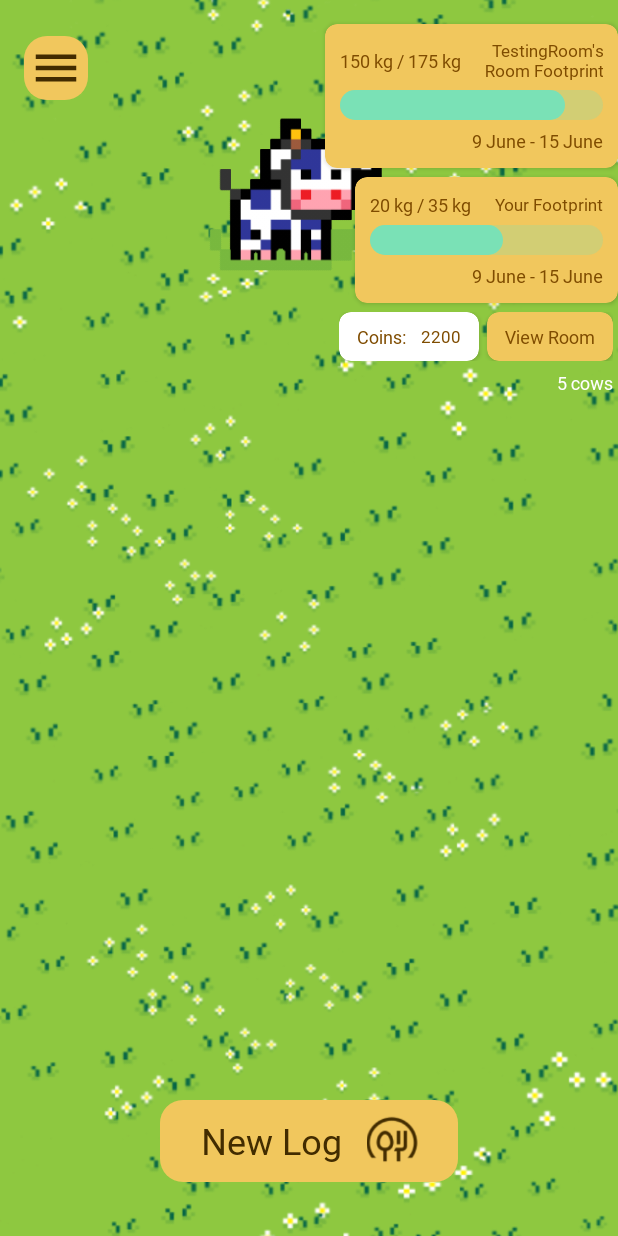
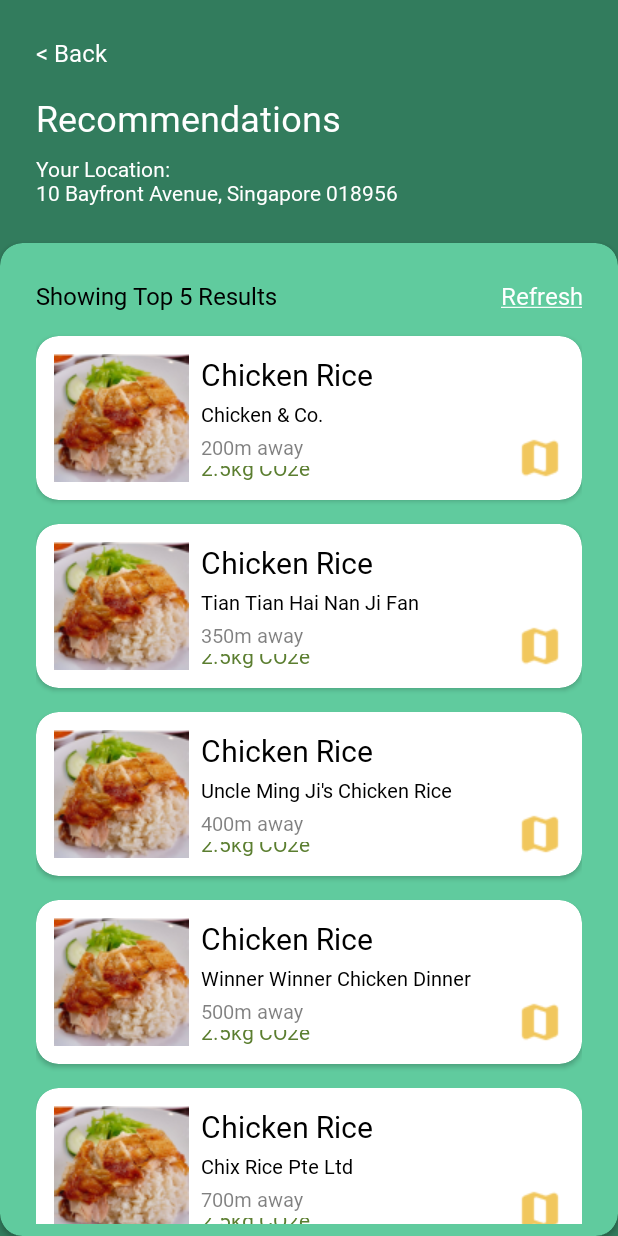
Before and after one commit to rappleit/MooMooLegends, an Android app: the screen it shows after launch (HomeActivity before the commit, ExploreActivity after it), on a phone screen of 412 x 824 dp. Run offline under Robolectric (Android 15) with nearby library versions, the light colour scheme and no system bars.

Commit message:
feat: skeleton explore activity

```diff
--- a/app/build.gradle.kts
+++ b/app/build.gradle.kts
@@ -35,6 +35,7 @@ dependencies {
     implementation("androidx.appcompat:appcompat:1.7.0")
     implementation("androidx.constraintlayout:constraintlayout:2.1.4")
     implementation("androidx.cardview:cardview:1.0.0")
+    implementation("androidx.recyclerview:recyclerview-selection:1.1.0")
     implementation("com.google.android.material:material:1.12.0")
     testImplementation("junit:junit:4.13.2")
     androidTestImplementation("androidx.test.ext:junit:1.1.5")
--- /dev/null
+++ b/app/src/main/java/com/csd/moomoolegends/explore/ExploreActivity.java
@@ -0,0 +1,49 @@
+package com.csd.moomoolegends.explore;
+
+import androidx.appcompat.app.AppCompatActivity;
+import androidx.recyclerview.widget.LinearLayoutManager;
+import androidx.recyclerview.widget.RecyclerView;
+
+import android.annotation.SuppressLint;
+import android.content.Intent;
+import android.os.Bundle;
+import android.widget.TextView;
+
+import com.csd.moomoolegends.R;
+import com.csd.moomoolegends.home.HomeActivity;
+
+public class ExploreActivity extends AppCompatActivity {
+
+    private final String[] dishes = { "Chicken Rice", "Chicken Rice", "Chicken Rice", "Chicken Rice", "Chicken Rice" };
+    private final String[] stalls = { "Chicken & Co.", "Tian Tian Hai Nan Ji Fan", "Uncle Ming Ji's Chicken Rice", "Winner Winner Chicken Dinner", "Chix Rice Pte Ltd" };
+    private final int[] distances = { 200, 350, 400, 500, 700 };
+    private final double[] carbonFootprints = { 2.5, 2.5, 2.5, 2.5, 2.5 };
+    private final int[] photoDrawables = { R.drawable.chicken_rice, R.drawable.chicken_rice, R.drawable.chicken_rice, R.drawable.chicken_rice, R.drawable.chicken_rice };
+
+    // TODO replace with real data
+    private final String location = "10 Bayfront Avenue, Singapore 018956";
+
+    @SuppressLint({"SetTextI18n", "NotifyDataSetChanged"})
+    @Override
+    protected void onCreate(Bundle savedInstanceState) {
+        super.onCreate(savedInstanceState);
+        setContentView(R.layout.activity_explore);
+
+        // Handle recycler view
+        RecyclerView recyclerView = (RecyclerView) findViewById(R.id.recyclerView);
+        recyclerView.setLayoutManager(new LinearLayoutManager(getApplicationContext()));
+        ExploreCard adapter = new ExploreCard(dishes, stalls, distances, carbonFootprints, photoDrawables);
+        recyclerView.setAdapter(adapter);
+
+        // Handle text views
+        ((TextView) findViewById(R.id.textViewLocation)).setText(getString(R.string.location_label) + "\n" + location);
+        ((TextView) findViewById(R.id.textViewRefresh)).setOnClickListener(view -> {
+            // TODO handle location refresh and re-population
+            adapter.notifyDataSetChanged();
+        });
+        ((TextView) findViewById(R.id.textViewBack)).setOnClickListener(view -> {
+            Intent intent = new Intent(this, HomeActivity.class);
+            startActivity(intent);
+        });
+    }
+}
--- /dev/null
+++ b/app/src/main/java/com/csd/moomoolegends/explore/ExploreCard.java
@@ -0,0 +1,105 @@
+package com.csd.moomoolegends.explore;
+
+import androidx.annotation.NonNull;
+import androidx.recyclerview.widget.RecyclerView;
+
+import android.annotation.SuppressLint;
+import android.util.Log;
+import android.view.LayoutInflater;
+import android.view.View;
+import android.view.ViewGroup;
+import android.widget.ImageButton;
+import android.widget.ImageView;
+import android.widget.TextView;
+
+import com.csd.moomoolegends.R;
+
+public class ExploreCard extends RecyclerView.Adapter<ExploreCard.ViewHolder> {
+
+    private final String[] dishes;
+    private final String[] stalls;
+    private final int[] distances;
+    private final double[] carbonFootprints;
+    private final int[] photoDrawables;
+
+    private static final String LOG_TAG = "LOGCAT_ExploreCard";
+    private static final int EXPLORE_COUNT = 5;
+
+    public ExploreCard(
+            @NonNull String[] dishes,
+            @NonNull String[] stalls,
+            @NonNull int[] distances,
+            @NonNull double[] carbonFootprints,
+            @NonNull int[] photoDrawables
+    ) {
+        this.dishes = dishes;
+        this.stalls = stalls;
+        this.distances = distances;
+        this.carbonFootprints = carbonFootprints;
+        this.photoDrawables = photoDrawables;
+    }
+
+    @NonNull
+    @Override
+    public ExploreCard.ViewHolder onCreateViewHolder(@NonNull ViewGroup parent, int viewType) {
+        View view = LayoutInflater
+                .from(parent.getContext())
+                .inflate(R.layout.card_explore, parent, false);
+        return new ViewHolder(view);
+    }
+
+    @Override
+    public void onBindViewHolder(@NonNull ExploreCard.ViewHolder holder, int position) {
+        if (position < 0 || position >= this.getItemCount()) {
+            Log.e(LOG_TAG, "ViewHolder position specified as '" + position + "'");
+            return;
+        }
+        holder.bind(
+                this.dishes[position],
+                this.stalls[position],
+                this.distances[position],
+                this.carbonFootprints[position],
+                this.photoDrawables[position]
+        );
+    }
+
+    @Override
+    public int getItemCount() {
+        return EXPLORE_COUNT;
+    }
+
+    public static class ViewHolder extends RecyclerView.ViewHolder {
+
+        private final ImageView imageView;
+        private final ImageButton imageBtnMap;
+        private final TextView textViewName;
+        private final TextView textViewStall;
+        private final TextView textViewDistance;
+        private final TextView textViewCarbon;
+
+        public ViewHolder(View view) {
+            super(view);
+
+            this.imageView = (ImageView) view.findViewById(R.id.imageView);
+            this.imageBtnMap = (ImageButton) view.findViewById(R.id.imageBtnMap);
+            this.textViewName = (TextView) view.findViewById(R.id.textViewName);
+            this.textViewStall = (TextView) view.findViewById(R.id.textViewStall);
+            this.textViewDistance = (TextView) view.findViewById(R.id.textViewDistance);
+            this.textViewCarbon = (TextView) view.findViewById(R.id.textViewCarbon);
+        }
+
+        @SuppressLint("SetTextI18n")
+        public void bind(String dishName, String stall, int distance, double carbon, int imageDrawable) {
+            this.imageView.setImageResource(imageDrawable);
+            this.textViewName.setText(dishName);
+            this.textViewStall.setText(stall);
+            this.textViewDistance.setText(distance + "m away");
+            this.textViewCarbon.setText(carbon + "kg CO2e");
+
+            // Handle map click
+            imageBtnMap.setOnClickListener(view -> {
+                // TODO load google map dialog box
+            });
+        }
+    }
+}
--- a/app/src/main/java/com/csd/moomoolegends/home/HomeActivity.java
+++ b/app/src/main/java/com/csd/moomoolegends/home/HomeActivity.java
@@ -11,6 +11,7 @@ import android.animation.AnimatorSet;
 import android.animation.ObjectAnimator;
 import android.animation.ValueAnimator;
 import android.annotation.SuppressLint;
+import android.content.Intent;
 import android.content.res.Resources;
 import android.graphics.Rect;
 import android.os.Bundle;
@@ -24,6 +25,7 @@ import android.widget.LinearLayout;
 import android.widget.TextView;
 
 import com.csd.moomoolegends.R;
+import com.csd.moomoolegends.explore.ExploreActivity;
 import com.google.android.material.progressindicator.LinearProgressIndicator;
 
 import java.util.Random;
@@ -95,7 +97,8 @@ public class HomeActivity extends AppCompatActivity {
             // TODO call explicit intent to shop activity
         });
         layoutRecos.setOnClickListener(view -> {
-            // TODO call explicit intent to recommendations activity
+            Intent intent = new Intent(this, ExploreActivity.class);
+            startActivity(intent);
         });
 
         // Handle menu click
--- /dev/null
+++ b/app/src/main/res/layout/activity_explore.xml
@@ -0,0 +1,106 @@
+<?xml version="1.0" encoding="utf-8"?>
+<LinearLayout
+    xmlns:android="http://schemas.android.com/apk/res/android"
+    xmlns:app="http://schemas.android.com/apk/res-auto"
+    xmlns:tools="http://schemas.android.com/tools"
+    android:layout_width="match_parent"
+    android:layout_height="match_parent"
+    android:orientation="vertical"
+    android:background="@color/dark_green"
+    tools:context=".explore.ExploreActivity">
+
+    <TextView
+        android:id="@+id/textViewBack"
+        android:layout_width="match_parent"
+        android:layout_height="wrap_content"
+        android:layout_marginStart="24dp"
+        android:layout_marginTop="24dp"
+        android:fontFamily="@font/pixeloid_sans"
+        android:gravity="start|center_vertical"
+        android:text="@string/back_btn_arrow_label"
+        android:textColor="@color/white"
+        android:textSize="16sp" />
+
+    <TextView
+        android:id="@+id/textViewTitle"
+        android:layout_width="match_parent"
+        android:layout_height="wrap_content"
+        android:layout_marginStart="24dp"
+        android:layout_marginTop="16dp"
+        android:fontFamily="@font/pixeloid_sans"
+        android:gravity="start|center_vertical"
+        android:text="@string/recommendations_label"
+        android:textColor="@color/white"
+        android:textSize="24sp" />
+
+    <TextView
+        android:id="@+id/textViewLocation"
+        android:layout_width="match_parent"
+        android:layout_height="wrap_content"
+        android:layout_marginStart="24dp"
+        android:layout_marginTop="8dp"
+        android:ellipsize="end"
+        android:fontFamily="@font/pixeloid_sans"
+        android:gravity="start|center_vertical"
+        android:maxLines="3"
+        android:text="@string/location_label"
+        android:textColor="@color/white"
+        android:textSize="14sp" />
+
+    <androidx.cardview.widget.CardView
+        android:id="@+id/cardResults"
+        android:layout_width="match_parent"
+        android:layout_height="0dp"
+        android:layout_marginTop="24dp"
+        android:layout_weight="1"
+        app:cardBackgroundColor="@color/light_green"
+        app:cardCornerRadius="15dp"
+        app:cardElevation="2dp" >
+
+        <LinearLayout
+            android:layout_width="match_parent"
+            android:layout_height="match_parent"
+            android:gravity="center"
+            android:orientation="vertical">
+
+            <LinearLayout
+                android:layout_width="match_parent"
+                android:layout_height="wrap_content"
+                android:layout_marginStart="24dp"
+                android:layout_marginTop="24dp"
+                android:layout_marginEnd="24dp"
+                android:orientation="horizontal">
+
+                <TextView
+                    android:layout_width="wrap_content"
+                    android:layout_height="wrap_content"
+                    android:fontFamily="@font/pixeloid_sans"
+                    android:gravity="start|center_vertical"
+                    android:text="@string/top_results_label"
+                    android:textColor="@color/black"
+                    android:textSize="16sp" />
+
+                <TextView
+                    android:id="@+id/textViewRefresh"
+                    android:layout_width="wrap_content"
+                    android:layout_height="wrap_content"
+                    android:layout_weight="1"
+                    android:fontFamily="@font/pixeloid_sans"
+                    android:gravity="center_vertical|end"
+                    android:text="@string/refresh_label"
+                    android:textColor="@color/white"
+                    android:textSize="16sp" />
+            </LinearLayout>
+
+            <androidx.recyclerview.widget.RecyclerView
+                android:id="@+id/recyclerView"
+                android:layout_width="match_parent"
+                android:layout_height="0dp"
+                android:layout_marginStart="24dp"
+                android:layout_marginTop="8dp"
+                android:layout_marginEnd="24dp"
+                android:layout_marginBottom="8dp"
+                android:layout_weight="1" />
+        </LinearLayout>
+    </androidx.cardview.widget.CardView>
+</LinearLayout>
--- /dev/null
+++ b/app/src/main/res/layout/card_explore.xml
@@ -0,0 +1,92 @@
+<?xml version="1.0" encoding="utf-8"?>
+<androidx.cardview.widget.CardView xmlns:android="http://schemas.android.com/apk/res/android"
+    xmlns:app="http://schemas.android.com/apk/res-auto"
+    xmlns:tools="http://schemas.android.com/tools"
+    android:layout_width="match_parent"
+    android:layout_height="wrap_content"
+    android:layout_marginTop="8dp"
+    android:layout_marginBottom="8dp"
+    app:cardCornerRadius="15dp"
+    app:cardElevation="2dp"
+    tools:context=".explore.ExploreCard">
+
+    <LinearLayout
+        android:layout_width="match_parent"
+        android:layout_height="wrap_content"
+        android:layout_margin="12dp"
+        android:gravity="center|center_vertical"
+        android:orientation="horizontal">
+
+        <ImageView
+            android:id="@+id/imageView"
+            android:layout_width="wrap_content"
+            android:layout_height="wrap_content"
+            android:contentDescription="@string/dish_photo"
+            android:scaleType="fitCenter"
+            android:src="@drawable/chicken_rice" />
+
+        <LinearLayout
+            android:layout_width="0dp"
+            android:layout_height="match_parent"
+            android:layout_marginStart="8dp"
+            android:layout_weight="1"
+            android:orientation="vertical">
+
+            <TextView
+                android:id="@+id/textViewName"
+                android:layout_width="match_parent"
+                android:layout_height="wrap_content"
+                android:fontFamily="@font/pixeloid_sans"
+                android:gravity="start|center_vertical"
+                android:text="@string/dish_name_template_label"
+                android:textColor="@color/black"
+                android:textSize="20sp" />
+
+            <TextView
+                android:id="@+id/textViewStall"
+                android:layout_width="match_parent"
+                android:layout_height="wrap_content"
+                android:layout_marginTop="3dp"
+                android:fontFamily="@font/pixeloid_sans"
+                android:gravity="start|center_vertical"
+                android:text="@string/stall_name_template_label"
+                android:textColor="@color/black"
+                android:textSize="13sp" />
+
+            <TextView
+                android:id="@+id/textViewDistance"
+                android:layout_width="match_parent"
+                android:layout_height="wrap_content"
+                android:layout_marginTop="3dp"
+                android:alpha=".5"
+                android:fontFamily="@font/pixeloid_sans"
+                android:gravity="start|center_vertical"
+                android:text="@string/distance_template_label"
+                android:textColor="@color/black"
+                android:textSize="13sp" />
+
+            <TextView
+                android:id="@+id/textViewCarbon"
+                android:layout_width="match_parent"
+                android:layout_height="0dp"
+                android:layout_marginTop="3dp"
+                android:layout_weight="1"
+                android:fontFamily="@font/pixeloid_sans"
+                android:gravity="bottom|start"
+                android:text="@string/carbon_template_label"
+                android:textColor="@color/lime"
+                android:textSize="14sp"
+                tools:ignore="NestedWeights" />
+        </LinearLayout>
+
+        <ImageButton
+            android:id="@+id/imageBtnMap"
+            android:layout_width="wrap_content"
+            android:layout_height="wrap_content"
+            android:layout_gravity="bottom|end"
+            android:background="@color/white"
+            android:contentDescription="@string/map_label"
+            android:src="@drawable/map_icon" />
+    </LinearLayout>
+
+</androidx.cardview.widget.CardView>
--- a/app/src/main/res/values/colors.xml
+++ b/app/src/main/res/values/colors.xml
@@ -6,4 +6,7 @@
     <color name="bermuda">#FF7AE1B6</color>
     <color name="brown">#FF7F4C00</color>
     <color name="dark_brown">#FF422C00</color>
+    <color name="light_green">#FF60CB9E</color>
+    <color name="dark_green">#FF327C5D</color>
+    <color name="lime">#FF5B7E30</color>
 </resources>
--- a/app/src/main/res/values/strings.xml
+++ b/app/src/main/res/values/strings.xml
@@ -19,4 +19,19 @@
     <string name="view_room">View Room</string>
     <string name="cows_label">XX cows</string>
     <string name="log_btn_label">New Log</string>
+
+    <!-- Explore Activity -->
+    <string name="back_btn_arrow_label">&lt; Back</string>
+    <string name="back_btn_label">Back</string>
+    <string name="recommendations_label">Recommendations</string>
+    <string name="location_label">Your Location:</string>
+    <string name="top_results_label">Showing Top 5 Results</string>
+    <string name="refresh_label"><u>Refresh</u></string>
+    <string name="dish_name_template_label">Chicken Rice</string>
+    <string name="dish_photo">Dish Photo</string>
+    <string name="stall_name_template_label">Lai Lai Chicken Rice Pte Ltd</string>
+    <string name="distance_template_label">350m away</string>
+    <string name="carbon_template_label">3kg CO2e</string>
+    <string name="map_label">View Map</string>
+    <string name="directions_label"><u>Directions</u></string>
 </resources>
```
Also changed, not shown: app/src/main/AndroidManifest.xml (+6 -2 lines), app/src/main/res/drawable/chicken_rice.png (added), app/src/main/res/drawable/map_icon.png (added), 1 other file.
